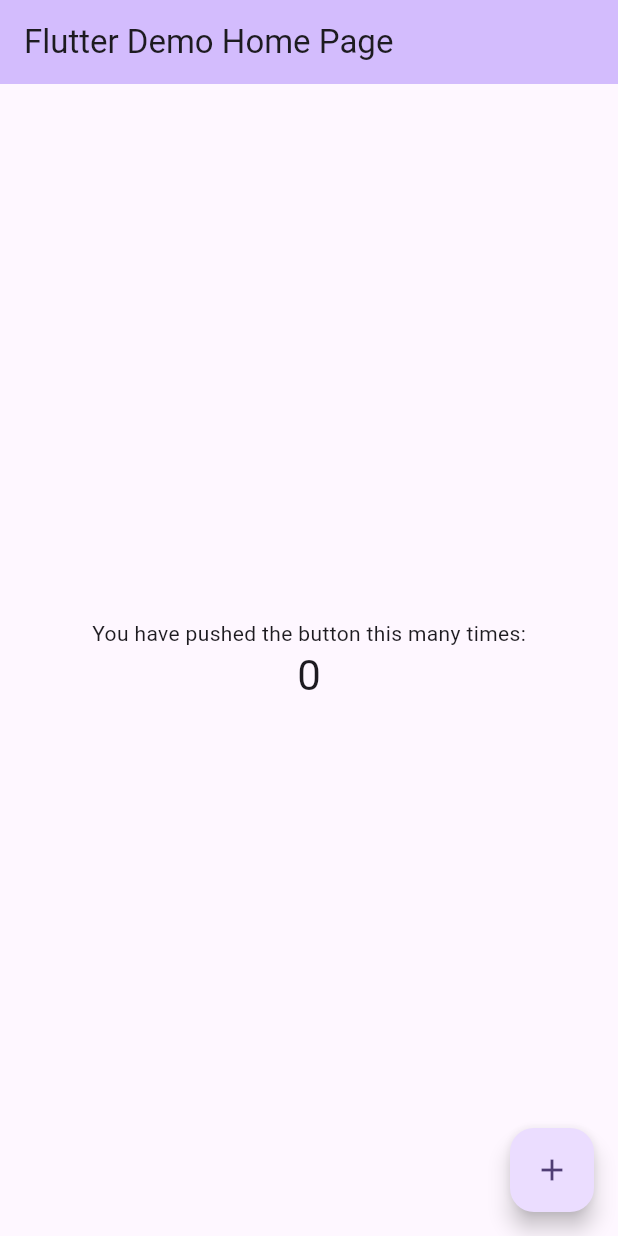
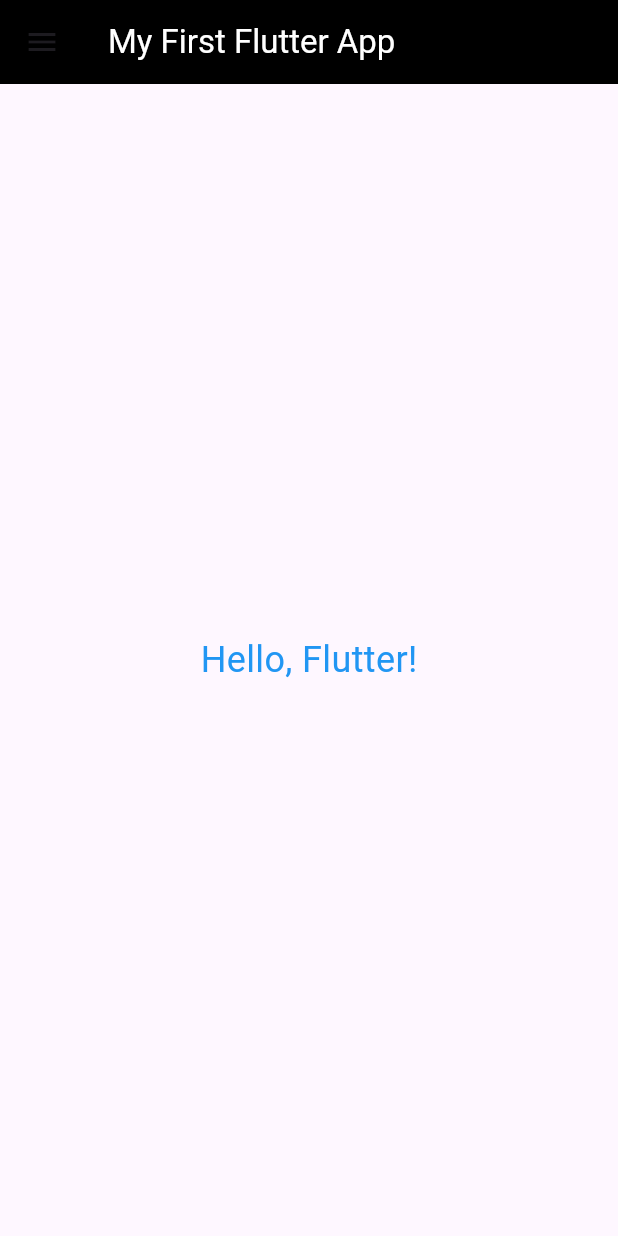
Before and after one commit to safiahmad129/flutter, a Flutter app: the screen it shows after launch, on a phone screen of 412 x 824 dp. Run offline on Flutter 3.47's test engine with Material 3 defaults, Android fonts, the phone set to English and light mode, and no system bars.

Commit message:
day 2 completed

```diff
--- /dev/null
+++ b/lib/home_page.dart
@@ -0,0 +1,37 @@
+import 'package:flutter/material.dart';
+
+void main() {
+  runApp(HomePage());
+}
+
+class HomePage extends StatelessWidget {
+  @override
+  Widget build(BuildContext context) {
+    return MaterialApp(
+      home: Scaffold(
+        appBar: AppBar(
+          title: Text(
+            'My First Flutter App',
+            style: TextStyle(
+              color: Colors.white, // Change the AppBar text color here
+            ),
+          ),
+          backgroundColor: Colors.black, // Added missing comma
+        ),
+        body: Center(
+          child: Text(
+            'Hello, Flutter!',
+            style: TextStyle(
+              color: Colors.blue,
+              fontSize: 24,
+            ),
+          ),
+        ),
+        drawer: Drawer(
+          backgroundColor: Colors.blueGrey,
+        ),
+
+      ),
+    );
+  }
+}
--- a/lib/main.dart
+++ b/lib/main.dart
@@ -1,125 +1,24 @@
 import 'package:flutter/material.dart';
+import 'home_page.dart';
 
 void main() {
-  runApp(const MyApp());
+
+runApp(MyApp());
+
 }
 
 class MyApp extends StatelessWidget {
   const MyApp({super.key});
 
-  // This widget is the root of your application.
   @override
   Widget build(BuildContext context) {
     return MaterialApp(
-      title: 'Flutter Demo',
-      theme: ThemeData(
-        // This is the theme of your application.
-        //
-        // TRY THIS: Try running your application with "flutter run". You'll see
-        // the application has a purple toolbar. Then, without quitting the app,
-        // try changing the seedColor in the colorScheme below to Colors.green
-        // and then invoke "hot reload" (save your changes or press the "hot
-        // reload" button in a Flutter-supported IDE, or press "r" if you used
-        // the command line to start the app).
-        //
-        // Notice that the counter didn't reset back to zero; the application
-        // state is not lost during the reload. To reset the state, use hot
-        // restart instead.
-        //
-        // This works for code too, not just values: Most code changes can be
-        // tested with just a hot reload.
-        colorScheme: ColorScheme.fromSeed(seedColor: Colors.deepPurple),
-        useMaterial3: true,
+      home: HomePage(),
+      themeMode: ThemeMode.light,
+      theme: ThemeData(primarySwatch:Colors.deepPurple ),
+      darkTheme: ThemeData(
+        brightness: Brightness.dark,
       ),
-      home: const MyHomePage(title: 'Flutter Demo Home Page'),
     );
   }
 }
-
-class MyHomePage extends StatefulWidget {
-  const MyHomePage({super.key, required this.title});
-
-  // This widget is the home page of your application. It is stateful, meaning
-  // that it has a State object (defined below) that contains fields that affect
-  // how it looks.
-
-  // This class is the configuration for the state. It holds the values (in this
-  // case the title) provided by the parent (in this case the App widget) and
-  // used by the build method of the State. Fields in a Widget subclass are
-  // always marked "final".
-
-  final String title;
-
-  @override
-  State<MyHomePage> createState() => _MyHomePageState();
-}
-
-class _MyHomePageState extends State<MyHomePage> {
-  int _counter = 0;
-
-  void _incrementCounter() {
-    setState(() {
-      // This call to setState tells the Flutter framework that something has
-      // changed in this State, which causes it to rerun the build method below
-      // so that the display can reflect the updated values. If we changed
-      // _counter without calling setState(), then the build method would not be
-      // called again, and so nothing would appear to happen.
-      _counter++;
-    });
-  }
-
-  @override
-  Widget build(BuildContext context) {
-    // This method is rerun every time setState is called, for instance as done
-    // by the _incrementCounter method above.
-    //
-    // The Flutter framework has been optimized to make rerunning build methods
-    // fast, so that you can just rebuild anything that needs updating rather
-    // than having to individually change instances of widgets.
-    return Scaffold(
-      appBar: AppBar(
-        // TRY THIS: Try changing the color here to a specific color (to
-        // Colors.amber, perhaps?) and trigger a hot reload to see the AppBar
-        // change color while the other colors stay the same.
-        backgroundColor: Theme.of(context).colorScheme.inversePrimary,
-        // Here we take the value from the MyHomePage object that was created by
-        // the App.build method, and use it to set our appbar title.
-        title: Text(widget.title),
-      ),
-      body: Center(
-        // Center is a layout widget. It takes a single child and positions it
-        // in the middle of the parent.
-        child: Column(
-          // Column is also a layout widget. It takes a list of children and
-          // arranges them vertically. By default, it sizes itself to fit its
-          // children horizontally, and tries to be as tall as its parent.
-          //
-          // Column has various properties to control how it sizes itself and
-          // how it positions its children. Here we use mainAxisAlignment to
-          // center the children vertically; the main axis here is the vertical
-          // axis because Columns are vertical (the cross axis would be
-          // horizontal).
-          //
-          // TRY THIS: Invoke "debug painting" (choose the "Toggle Debug Paint"
-          // action in the IDE, or press "p" in the console), to see the
-          // wireframe for each widget.
-          mainAxisAlignment: MainAxisAlignment.center,
-          children: <Widget>[
-            const Text(
-              'You have pushed the button this many times:',
-            ),
-            Text(
-              '$_counter',
-              style: Theme.of(context).textTheme.headlineMedium,
-            ),
-          ],
-        ),
-      ),
-      floatingActionButton: FloatingActionButton(
-        onPressed: _incrementCounter,
-        tooltip: 'Increment',
-        child: const Icon(Icons.add),
-      ), // This trailing comma makes auto-formatting nicer for build methods.
-    );
-  }
-}
```
